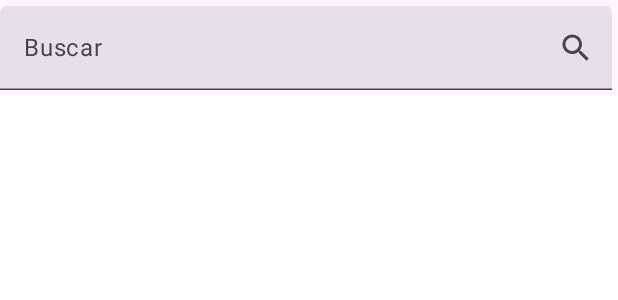
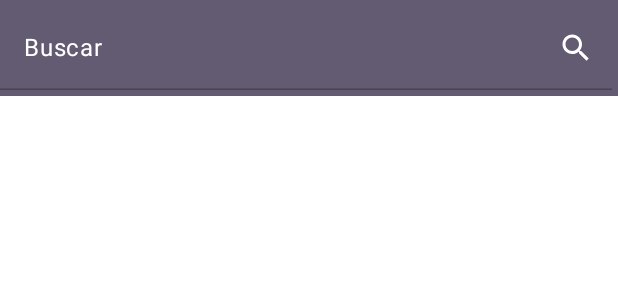
Before and after one commit to ivancrizza/Salve-o-Mensageiro, an Android app built with Jetpack Compose: the @Preview function TopBarPreview, on a phone screen of 412 x 824 dp. Shown: the top 300 px of the screen. Run offline under Robolectric (Android 15) with nearby library versions, the phone set to English and light mode, and no system bars.

Commit message:
mexendo na cor com busca

```diff
--- a/Salveomensageiro/app/src/main/java/com/example/salveomensageiro/ui/view/OrixaSearchTopBar.kt
+++ b/Salveomensageiro/app/src/main/java/com/example/salveomensageiro/ui/view/OrixaSearchTopBar.kt
@@ -1,21 +1,23 @@
 package com.example.salveomensageiro.ui.view
 
 import androidx.compose.foundation.ExperimentalFoundationApi
-import androidx.compose.foundation.rememberScrollState
 import androidx.compose.material.icons.Icons
 import androidx.compose.material.icons.filled.Search
 import androidx.compose.material3.CenterAlignedTopAppBar
 import androidx.compose.material3.ExperimentalMaterial3Api
 import androidx.compose.material3.Icon
 import androidx.compose.material3.IconButton
+import androidx.compose.material3.MaterialTheme
 import androidx.compose.material3.Text
 import androidx.compose.material3.TextField
+import androidx.compose.material3.TextFieldDefaults
 import androidx.compose.material3.TopAppBarDefaults
 import androidx.compose.material3.TopAppBarScrollBehavior
 import androidx.compose.runtime.Composable
 import androidx.compose.runtime.mutableStateOf
 import androidx.compose.runtime.remember
 import androidx.compose.ui.Modifier
+import androidx.compose.ui.graphics.Color
 import androidx.compose.ui.tooling.preview.Preview
 
 @OptIn(ExperimentalFoundationApi::class, ExperimentalMaterial3Api::class)
@@ -32,19 +34,34 @@ fun OrixaSearchTopBar(
         modifier = modifier,
         actions = {
             TextField(
+                singleLine = true,
                 value = searchText.value,
                 onValueChange = { searchText.value = it },
                 modifier = Modifier.weight(1f),
-                placeholder = { Text("Buscar") },
+                placeholder = { Text("Buscar", color = Color.White) },
                 trailingIcon = {
                     IconButton(onClick = { onFilterClick(searchText.value) }) {
-                        Icon(Icons.Default.Search, contentDescription = "Buscar")
+                        Icon(
+                            Icons.Default.Search, contentDescription = "Buscar",
+                            tint = Color.White
+                        )
                     }
-                }
+                },
+                colors = TextFieldDefaults.colors(
+                    unfocusedTextColor = Color.White,
+                    focusedTextColor = Color.White,
+                    disabledContainerColor = MaterialTheme.colorScheme.secondary,
+                    unfocusedContainerColor = MaterialTheme.colorScheme.secondary,
+                    focusedContainerColor = MaterialTheme.colorScheme.secondary
+                )
             )
 
         },
-        scrollBehavior = scrollBehavior
+        scrollBehavior = scrollBehavior,
+        colors = TopAppBarDefaults.topAppBarColors(
+            containerColor = MaterialTheme.colorScheme.secondary,
+            titleContentColor = MaterialTheme.colorScheme.secondary
+        )
     )
 
 }
--- a/Salveomensageiro/app/src/main/java/com/example/salveomensageiro/ui/viewmodel/OrixaViewmodelState.kt
+++ b/Salveomensageiro/app/src/main/java/com/example/salveomensageiro/ui/viewmodel/OrixaViewmodelState.kt
@@ -4,5 +4,6 @@ import com.example.salveomensageiro.data.Orixa
 
 sealed class OrixaViewmodelState {
     data class GetOrixas(val orixa: List<Orixa>) : OrixaViewmodelState()
+
     object InitialState : OrixaViewmodelState()
 }
```
Also changed, not shown: Salveomensageiro/app/src/main/java/com/example/salveomensageiro/navigation/AppNavigation.kt (+9 -1 lines), Salveomensageiro/app/src/main/java/com/example/salveomensageiro/ui/theme/Color.kt (+6 -6 lines), Salveomensageiro/app/src/main/java/com/example/salveomensageiro/ui/theme/Theme.kt (+4 -22 lines), Salveomensageiro/app/src/main/java/com/example/salveomensageiro/ui/view/OrixaDetail.kt (+11 -8 lines), Salveomensageiro/app/src/main/java/com/example/salveomensageiro/ui/view/OrixasHome.kt (+21 -5 lines), Salveomensageiro/app/src/main/java/com/example/salveomensageiro/ui/view/OrixasItem.kt (+8 -3 lines), Salveomensageiro/app/src/main/java/com/example/salveomensageiro/ui/viewmodel/OrixasViewmodel.kt (+14 -0 lines).
